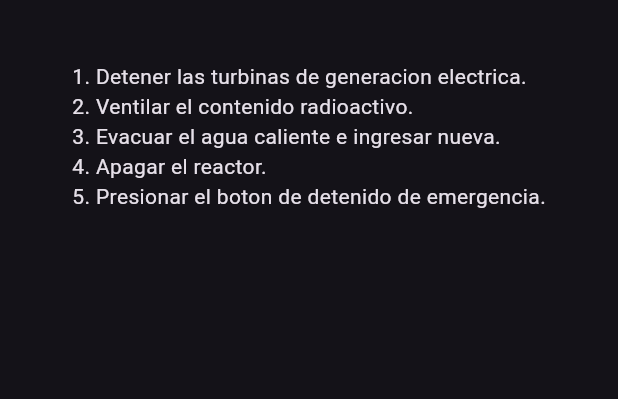
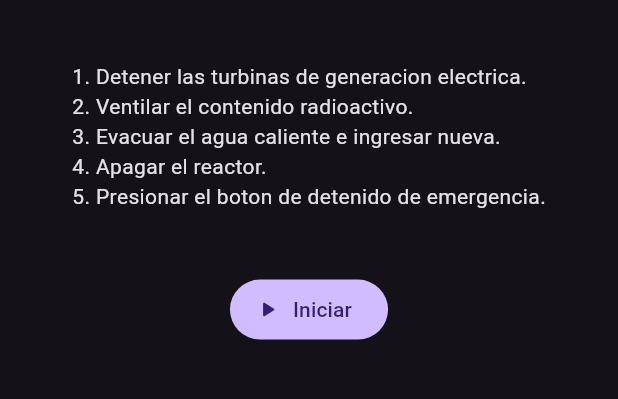
Before and after one commit to Marto-kun/Central-Nuclear-Proyecto-HCI, a Flutter app: the screen it shows after launch, on a phone screen of 412 x 824 dp, the part 393-792 px from its top. Run offline on Flutter 3.47's test engine with Material 3 defaults, Android fonts, the phone set to English and light mode, and no system bars; our stand-ins replace go_router.

Commit message:
Agregar pantalla de simulación y navegación desde instrucciones

```diff
--- a/lib/config/app_router.dart
+++ b/lib/config/app_router.dart
@@ -11,5 +11,10 @@ final appRouter = GoRouter(
       builder: (context, state) => StartInstructionsScreen(),
     ),
 
+    GoRoute(
+      path: '/simulation',
+      builder: (context, state) => SimulationScreen(),
+    ),
+
   ],
 );
--- a/lib/main.dart
+++ b/lib/main.dart
@@ -14,7 +14,7 @@ class MyApp extends StatelessWidget {
     return MaterialApp.router(
       routerConfig: appRouter,
       theme: AppTheme().getTheme(),
-      debugShowCheckedModeBanner: false,
+      debugShowCheckedModeBanner: false
     );
   }
 }
--- a/lib/presentation/screens/screens.dart
+++ b/lib/presentation/screens/screens.dart
@@ -1 +1,2 @@
 export 'start_instructions_screen.dart';
+export 'simulation_screen.dart';
--- a/lib/presentation/screens/start_instructions_screen.dart
+++ b/lib/presentation/screens/start_instructions_screen.dart
@@ -1,4 +1,5 @@
 import 'package:flutter/material.dart';
+import 'package:go_router/go_router.dart';
 
 class StartInstructionsScreen extends StatelessWidget {
   const StartInstructionsScreen({super.key});
@@ -65,9 +66,15 @@ class _BodyView extends StatelessWidget {
             ),
           ),
 
+          SizedBox( height: size.height * 0.05, ),
+
           //
 
-
+          FilledButton.icon(
+            onPressed: () => context.push('simulation'),
+            label: Text('Iniciar'),
+            icon: Icon(Icons.play_arrow_rounded),
+          ),
 
         ],
       ),
```
Also changed, not shown: lib/presentation/screens/simulation_screen.dart (added, +22 -0 lines).
